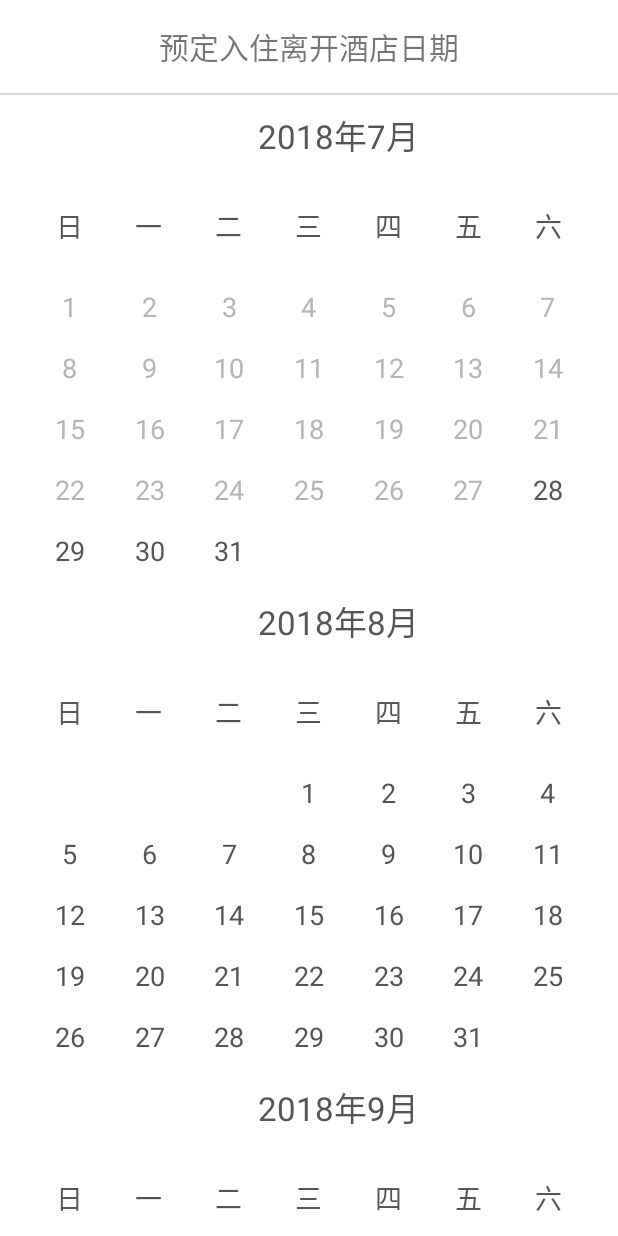
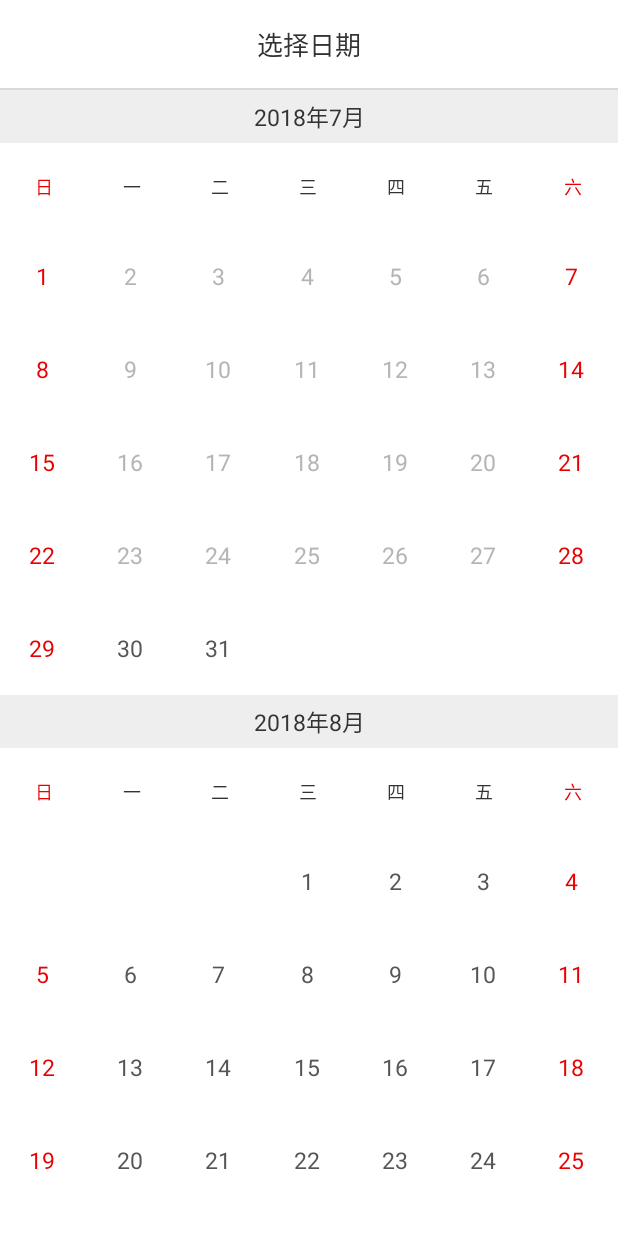
Before and after one commit to a765032380/CalendarTest, an Android app: the MonthTimeActivity screen opened directly, with no data from a screen before it, on a phone screen of 412 x 824 dp. Run offline under Robolectric (Android 15) with nearby library versions, the phone set to English and light mode, and no system bars.

Commit message:
2018-7-28

```diff
--- a/app/build.gradle
+++ b/app/build.gradle
@@ -1,12 +1,12 @@
 apply plugin: 'com.android.application'
 
 android {
-    compileSdkVersion 26
+    compileSdkVersion 27
     buildToolsVersion "25.0.3"
     defaultConfig {
         applicationId "com.xq.calendartest"
         minSdkVersion 15
-        targetSdkVersion 26
+        targetSdkVersion 27
         versionCode 1
         versionName "1.0"
         testInstrumentationRunner "android.support.test.runner.AndroidJUnitRunner"
--- a/app/src/main/java/com/xq/calendartest/MonthTimeActivity.java
+++ b/app/src/main/java/com/xq/calendartest/MonthTimeActivity.java
@@ -115,7 +115,7 @@ private void initData() {
                         i.putExtra("end_month" , stopDay.getMonth());
                         i.putExtra("end_day" , stopDay.getDay());
                         setResult(MainActivity.RESULT_OK, i);
-                        finish();
+//                        finish();
 
                 }
         });
--- a/app/src/main/java/com/xq/calendartest/selecttime/DayTimeAdapter.java
+++ b/app/src/main/java/com/xq/calendartest/selecttime/DayTimeAdapter.java
@@ -73,9 +73,12 @@ public class DayTimeAdapter extends RecyclerView.Adapter<DayTimeViewHolder>{
                     holder.select_ly_day.setEnabled(false);
                 }else{
                     holder.select_txt_day.setTextColor(Color.parseColor("#555555"));
+
                     holder.select_ly_day.setEnabled(true);
                 }
-
+                if ((position+1)%7==1||(position+1)%7==0){
+                    holder.select_txt_day.setTextColor(context.getResources().getColor(R.color.weekend));
+                }
             }else{
                 holder.select_ly_day.setEnabled(false);
             }
@@ -100,9 +103,9 @@ public class DayTimeAdapter extends RecyclerView.Adapter<DayTimeViewHolder>{
 
                     if(isPreferences.getSp().getInt("start_day_position", -1)!=-1 && isPreferences.getSp().getInt("end_day_position" , -1)!=-1){
 
-                        Log.d("TAG" ,"时间下标："+ isPreferences.getSp().getInt("start_month_position" , -1)+","+isPreferences.getSp().getInt("start_day_position" , -1)
-                                +", "+ isPreferences.getSp().getInt("end_month_position" , -1) +"," + isPreferences.getSp().getInt("end_day_position" , -1)
-                                +"," +isPreferences.getSp().getInt("start_day" , 0)+" , "+isPreferences.getSp().getInt("end_day" , 0) );
+//                        Log.d("TAG" ,"时间下标："+ isPreferences.getSp().getInt("start_month_position" , -1)+","+isPreferences.getSp().getInt("start_day_position" , -1)
+//                                +", "+ isPreferences.getSp().getInt("end_month_position" , -1) +"," + isPreferences.getSp().getInt("end_day_position" , -1)
+//                                +"," +isPreferences.getSp().getInt("start_day" , 0)+" , "+isPreferences.getSp().getInt("end_day" , 0) );
 
                         startDay.setDay(0);           // 该item 天数的 年月日等信息  赋给  开始日期
                         startDay.setMonth(0);
@@ -218,8 +221,8 @@ public class DayTimeAdapter extends RecyclerView.Adapter<DayTimeViewHolder>{
                         stopDay.setDayPosition(-1);
                     }
 
-
-                    EventBus.getDefault().post(new UpdataCalendar()); // 发消息刷新适配器，目的为了显示日历上各个日期的背景颜色
+                    notifyDataSetChanged();
+//                    EventBus.getDefault().post(new UpdataCalendar()); // 发消息刷新适配器，目的为了显示日历上各个日期的背景颜色
                 }
             });
 
@@ -255,36 +258,38 @@ public class DayTimeAdapter extends RecyclerView.Adapter<DayTimeViewHolder>{
             else if (startDay.getYear()== dayTimeEntity.getYear() && startDay.getMonth() == dayTimeEntity.getMonth() && startDay.getDay() == dayTimeEntity.getDay()){
                 //该item是 开始日期
                 holder.select_ly_day.setBackgroundResource(R.drawable.bg_time_start);
-                holder.select_txt_day.setText("入住");
+                holder.select_type.setText("入住");
                 holder.select_txt_day.setTextColor(context.getResources().getColor(R.color.white));
 
             }else if(stopDay.getYear()== dayTimeEntity.getYear() && stopDay.getMonth() == dayTimeEntity.getMonth() && stopDay.getDay() == dayTimeEntity.getDay()){
                 //该item是 结束日期
                 holder.select_ly_day.setBackgroundResource(R.drawable.bg_time_stop);
-                holder.select_txt_day.setText("离开");
+                holder.select_type.setText("离开");
                 holder.select_txt_day.setTextColor(context.getResources().getColor(R.color.white));
             }else if(dayTimeEntity.getMonthPosition()>= startDay.getMonthPosition() && dayTimeEntity.getMonthPosition()<= stopDay.getMonthPosition()){
                 //处于开始和结束之间的点
                 if (dayTimeEntity.getMonthPosition()== startDay.getMonthPosition()&& dayTimeEntity.getMonthPosition()== stopDay.getMonthPosition()){
                     //开始和结束是一个月份
                     if (dayTimeEntity.getDay()> startDay.getDay() && dayTimeEntity.getDay() < stopDay.getDay()) {
-                        holder.select_ly_day.setBackgroundResource(R.color.blue);
+                        holder.select_ly_day.setBackgroundResource(R.color.select);
                     }else{
                         holder.select_ly_day.setBackgroundResource(R.color.white);
                     }
                 }else if(startDay.getMonthPosition() != stopDay.getMonthPosition()){
-                    // 日期和 开始 不是一个月份
-                    if (dayTimeEntity.getMonthPosition()== startDay.getMonthPosition() && dayTimeEntity.getDay()> startDay.getDay()){
-                        //和初始相同月  天数往后
-                        holder.select_ly_day.setBackgroundResource(R.color.blue);
-                    }else if(dayTimeEntity.getMonthPosition()== stopDay.getMonthPosition() && dayTimeEntity.getDay()< stopDay.getDay()){
-                        //和结束相同月   天数往前
-                        holder.select_ly_day.setBackgroundResource(R.color.blue);
-                    }else if(dayTimeEntity.getMonthPosition()!= startDay.getMonthPosition() && dayTimeEntity.getMonthPosition()!= stopDay.getMonthPosition()){
-                        //和 开始结束都不是同一个月
-                        holder.select_ly_day.setBackgroundResource(R.color.blue);
-                    }else{
-                        holder.select_ly_day.setBackgroundResource(R.color.white);
+                    if (dayTimeEntity.getDay()!=0) {
+                        // 日期和 开始 不是一个月份
+                        if (dayTimeEntity.getMonthPosition() == startDay.getMonthPosition() && dayTimeEntity.getDay() > startDay.getDay()) {
+                            //和初始相同月  天数往后
+                            holder.select_ly_day.setBackgroundResource(R.color.select);
+                        } else if (dayTimeEntity.getMonthPosition() == stopDay.getMonthPosition() && dayTimeEntity.getDay() < stopDay.getDay()) {
+                            //和结束相同月   天数往前
+                            holder.select_ly_day.setBackgroundResource(R.color.select);
+                        } else if (dayTimeEntity.getMonthPosition() != startDay.getMonthPosition() && dayTimeEntity.getMonthPosition() != stopDay.getMonthPosition()) {
+                            //和 开始结束都不是同一个月
+                            holder.select_ly_day.setBackgroundResource(R.color.select);
+                        } else {
+                            holder.select_ly_day.setBackgroundResource(R.color.white);
+                        }
                     }
                 }
 
--- a/app/src/main/java/com/xq/calendartest/selecttime/DayTimeViewHolder.java
+++ b/app/src/main/java/com/xq/calendartest/selecttime/DayTimeViewHolder.java
@@ -12,13 +12,14 @@ import com.xq.calendartest.R;
  */
 
 public class DayTimeViewHolder extends RecyclerView.ViewHolder {
-    public TextView select_txt_day;      //日期文本
+    public TextView select_txt_day,select_type;      //日期文本
     public LinearLayout select_ly_day;       //父容器 ， 用于点击日期
 
     public DayTimeViewHolder(View itemView) {
         super(itemView);
         select_ly_day = (LinearLayout) itemView.findViewById(R.id.select_ly_day);
         select_txt_day = (TextView) itemView.findViewById(R.id.select_txt_day);
+        select_type=itemView.findViewById(R.id.select_type);
     }
 
 }
--- a/app/src/main/res/drawable/bg_time_start.xml
+++ b/app/src/main/res/drawable/bg_time_start.xml
@@ -1,8 +1,8 @@
 <?xml version="1.0" encoding="utf-8"?>
 <shape xmlns:android="http://schemas.android.com/apk/res/android">
     <!--开始日期的背景-->
-    <corners android:bottomLeftRadius="20dp"
-        android:topLeftRadius="20dp"
-        ></corners>
-    <solid android:color="#4ab7e8"></solid>
+    <!--<corners android:bottomLeftRadius="20dp"-->
+        <!--android:topLeftRadius="20dp"-->
+        <!--&gt;</corners>-->
+    <solid android:color="#fea000"></solid>
 </shape>
--- a/app/src/main/res/drawable/bg_time_startstop.xml
+++ b/app/src/main/res/drawable/bg_time_startstop.xml
@@ -1,7 +1,7 @@
 <?xml version="1.0" encoding="utf-8"?>
 <shape xmlns:android="http://schemas.android.com/apk/res/android">
     <!--开始日期和结束日期同一天的背景-->
-    <corners android:radius="20dp"
-        ></corners>
-    <solid android:color="#4ab7e8"></solid>
+    <!--<corners android:radius="20dp"-->
+        <!--&gt;</corners>-->
+    <solid android:color="#fea000"></solid>
 </shape>
--- a/app/src/main/res/drawable/bg_time_stop.xml
+++ b/app/src/main/res/drawable/bg_time_stop.xml
@@ -1,8 +1,8 @@
 <?xml version="1.0" encoding="utf-8"?>
 <shape xmlns:android="http://schemas.android.com/apk/res/android">
     <!--结束日期的背景-->
-    <corners android:bottomRightRadius="20dp"
-        android:topRightRadius="20dp"
-        ></corners>
-    <solid android:color="#4ab7e8"></solid>
+    <!--<corners android:bottomRightRadius="20dp"-->
+        <!--android:topRightRadius="20dp"-->
+        <!--&gt;</corners>-->
+    <solid android:color="#fea000"></solid>
 </shape>
--- a/app/src/main/res/layout/activity_main.xml
+++ b/app/src/main/res/layout/activity_main.xml
@@ -19,9 +19,10 @@
         <TextView
             android:layout_width="wrap_content"
             android:layout_height="wrap_content"
-            android:text="预定入住离开酒店日期"
+            android:text="选择日期"
+            android:textColor="@color/text_color"
             android:layout_centerInParent="true"
-            android:textSize="20sp"
+            android:textSize="17sp"
             />
 
     </RelativeLayout>
@@ -74,8 +75,6 @@
         android:layout_width="match_parent"
         android:layout_height="match_parent"
         android:background="@color/white"
-        android:paddingLeft="20dp"
-        android:paddingRight="20dp"
         >
 
     </android.support.v7.widget.RecyclerView>
--- a/app/src/main/res/layout/item_recycler_selectday.xml
+++ b/app/src/main/res/layout/item_recycler_selectday.xml
@@ -1,21 +1,31 @@
 <?xml version="1.0" encoding="utf-8"?>
 <LinearLayout xmlns:android="http://schemas.android.com/apk/res/android"
     android:orientation="vertical"
-    android:layout_width="match_parent"
-    android:layout_height="wrap_content"
-    android:layout_marginTop="2dp"
-    android:layout_marginBottom="2dp"
-    android:paddingTop="6dp"
-    android:paddingBottom="6dp"
+    android:layout_width="56dp"
+    android:layout_height="62dp"
     android:id="@+id/select_ly_day"
     >
 
     <TextView
         android:id="@+id/select_txt_day"
-        android:layout_width="wrap_content"
-        android:layout_height="wrap_content"
+        android:layout_width="56dp"
+        android:layout_height="0dp"
+        android:layout_weight="2"
         android:text=""
-        android:textSize="18sp"
+        android:textSize="15sp"
+        android:layout_gravity="center"
+        android:gravity="center|bottom"
+        android:textColor="@color/text_color"
+        />
+
+    <TextView
+        android:id="@+id/select_type"
+        android:layout_width="56dp"
+        android:layout_height="0dp"
+        android:layout_weight="1"
+        android:text=""
+        android:textColor="@color/white"
+        android:textSize="10sp"
         android:layout_gravity="center"
         android:gravity="center"
         />
--- a/app/src/main/res/layout/item_recycler_timeplan.xml
+++ b/app/src/main/res/layout/item_recycler_timeplan.xml
@@ -6,15 +6,13 @@
 
     <TextView
         android:id="@+id/plan_time_txt_month"
-        android:layout_width="wrap_content"
-        android:layout_height="wrap_content"
-        android:textColor="#555555"
-        android:textSize="22sp"
+        android:layout_width="match_parent"
+        android:layout_height="35dp"
+        android:textColor="@color/text_color"
+        android:textSize="15sp"
         android:text="Aug 2017"
-        android:layout_marginTop="10dp"
-        android:layout_marginLeft="20dp"
-        android:layout_marginBottom="10dp"
-        android:layout_gravity="center_horizontal"
+        android:gravity="center"
+        android:background="@color/bg_date"
         />
 
     <LinearLayout
@@ -29,8 +27,8 @@
             android:layout_height="wrap_content"
             android:layout_weight="1"
             android:text="日"
-            android:textSize="18sp"
-            android:textColor="#555555"
+            android:textSize="12sp"
+            android:textColor="@color/weekend"
             android:gravity="center"
             />
 
@@ -40,8 +38,8 @@
             android:layout_weight="1"
             android:text="一"
 
-            android:textSize="18sp"
-            android:textColor="#555555"
+            android:textSize="12sp"
+            android:textColor="@color/text_color"
             android:gravity="center"
             />
         <TextView
@@ -50,8 +48,8 @@
             android:layout_weight="1"
             android:text="二"
 
-            android:textSize="18sp"
-            android:textColor="#555555"
+            android:textSize="12sp"
+            android:textColor="@color/text_color"
             android:gravity="center"
             />
         <TextView
@@ -60,8 +58,8 @@
             android:layout_weight="1"
             android:text="三"
 
-            android:textSize="18sp"
-            android:textColor="#555555"
+            android:textSize="12sp"
+            android:textColor="@color/text_color"
             android:gravity="center"
             />
         <TextView
@@ -70,8 +68,8 @@
             android:layout_weight="1"
             android:text="四"
 
-            android:textSize="18sp"
-            android:textColor="#555555"
+            android:textSize="12sp"
+            android:textColor="@color/text_color"
             android:gravity="center"
             />
 
@@ -81,8 +79,8 @@
             android:layout_weight="1"
             android:text="五"
 
-            android:textSize="18sp"
-            android:textColor="#555555"
+            android:textSize="12sp"
+            android:textColor="@color/text_color"
             android:gravity="center"
 
             />
@@ -92,8 +90,8 @@
             android:layout_weight="1"
             android:text="六"
 
-            android:textSize="18sp"
-            android:textColor="#555555"
+            android:textSize="12sp"
+            android:textColor="@color/weekend"
             android:gravity="center"
             />
     </LinearLayout>
--- a/app/src/main/res/values/colors.xml
+++ b/app/src/main/res/values/colors.xml
@@ -5,4 +5,10 @@
 <color name="colorAccent">#FF4081</color>
 <color name="blue">#4ab7e8</color>
 <color name="white">#FFFFFF</color>
+
+
+    <color name="select">#fdc76a</color>
+    <color name="weekend">#ea0000</color>
+    <color name="text_color">#333333</color>
+    <color name="bg_date">#eeeeee</color>
 </resources>
```
Also changed, not shown: 3 other files.
